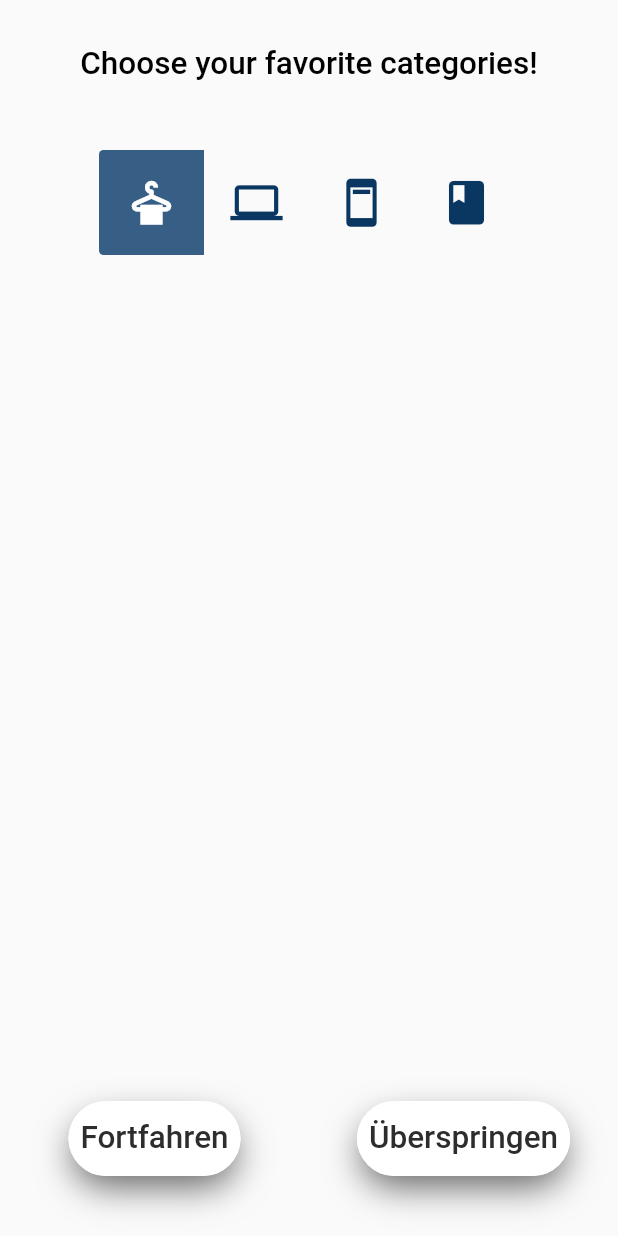
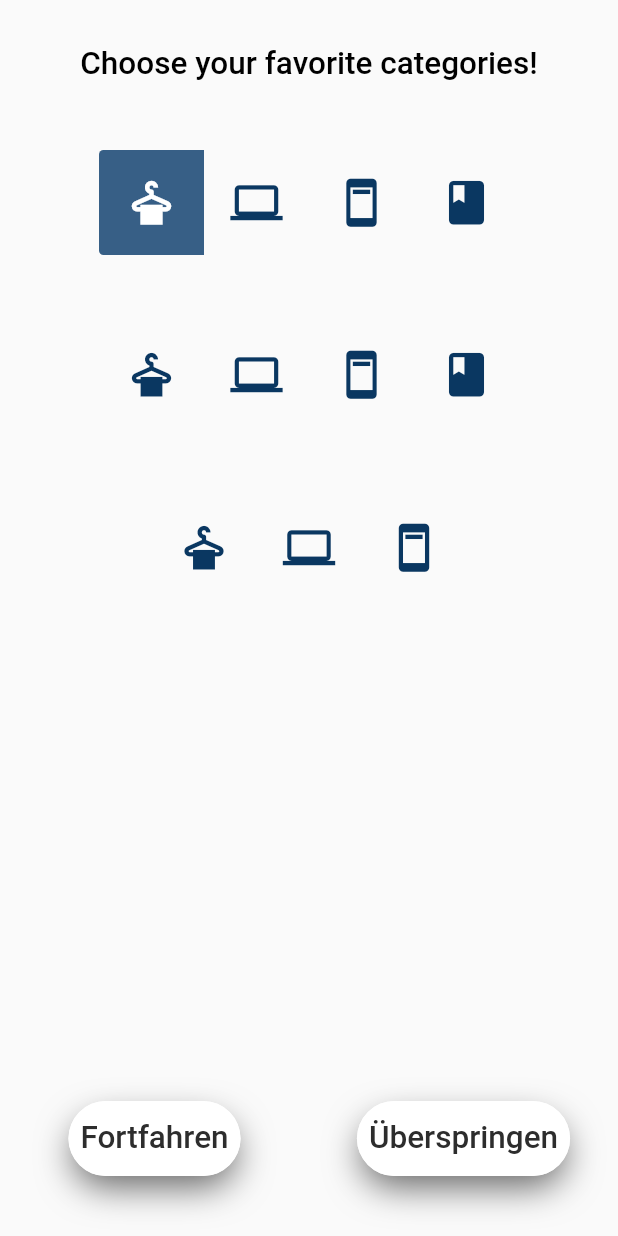
Before and after one commit to dimitarKolev99/flutter_project, a Flutter app: the screen it shows after launch, after a tap on the "dry cleaning" icon, on a phone screen of 412 x 824 dp. Run offline on Flutter 3.47's test engine with Material 2 defaults, Android fonts, the phone set to English and light mode, and no system bars; our stand-ins replace flutter_local_notifications, google_fonts, line_awesome_flutter, mobx, shared_preferences, timezone; network calls fail.

Commit message:
add more categories

```diff
--- a/lib/view/welcome_screen.dart
+++ b/lib/view/welcome_screen.dart
@@ -24,7 +24,9 @@ class WelcomePage extends StatefulWidget {
 }
 
 class _WelcomePageState extends State<WelcomePage> {
-  List<bool> isSelected = [false, false, false, false];
+  List<bool> isSelected1 = [false, false, false, false];
+  List<bool> isSelected2 = [false, false, false, false];
+  List<bool> isSelected3 = [false, false, false];
   late bool _isButtonDisabled;
 
   @override
@@ -74,18 +76,18 @@ class _WelcomePageState extends State<WelcomePage> {
                       ],
                       onPressed: (int index) {
                         int count = 0;
-                        isSelected.forEach((bool val) {
+                        isSelected1.forEach((bool val) {
                           if (val) count++;
                         });
 
-                        if (isSelected[index] && count < 1) {
+                        if (isSelected1[index] && count < 1) {
                           _isButtonDisabled = true;
                           return;
                         }
 
                         setState(() {
-                          isSelected[index] = !isSelected[index];
-                          if (count <= 1 && !isSelected[index]) {
+                          isSelected1[index] = !isSelected1[index];
+                          if (count <= 1 && !isSelected1[index]) {
                             _isButtonDisabled = true;
                           } else {
                             _isButtonDisabled = false;
@@ -94,10 +96,103 @@ class _WelcomePageState extends State<WelcomePage> {
                       },
                       renderBorder: false,
                       constraints: BoxConstraints(minWidth: 70, minHeight: 70),
-                      isSelected: isSelected,
+                      isSelected: isSelected1,
                     ),
                   ],
                 )),
+
+                const SizedBox(height: 45),
+
+                Container(
+                    child: Row(
+                      mainAxisAlignment: MainAxisAlignment.spaceEvenly,
+                      children: <Widget>[
+                        ToggleButtons(
+                          color: ThemeChanger.navBarColor,
+                          borderColor: ThemeChanger.navBarColor,
+                          fillColor: ThemeChanger.lightBlue,
+                          borderWidth: 2,
+                          selectedBorderColor: ThemeChanger.navBarColor,
+                          selectedColor: Colors.white,
+                          borderRadius: BorderRadius.circular(4),
+                          children: const <Widget>[
+                            Icon(Icons.dry_cleaning, size: 35),
+                            Icon(Icons.laptop, size: 35),
+                            Icon(Icons.ad_units, size: 35),
+                            Icon(Icons.book, size: 35),
+                          ],
+                          onPressed: (int index) {
+                            int count = 0;
+                            isSelected2.forEach((bool val) {
+                              if (val) count++;
+                            });
+
+                            if (isSelected2[index] && count < 1) {
+                              _isButtonDisabled = true;
+                              return;
+                            }
+
+                            setState(() {
+                              isSelected2[index] = !isSelected2[index];
+                              if (count <= 1 && !isSelected2[index]) {
+                                _isButtonDisabled = true;
+                              } else {
+                                _isButtonDisabled = false;
+                              }
+                            });
+                          },
+                          renderBorder: false,
+                          constraints: BoxConstraints(minWidth: 70, minHeight: 70),
+                          isSelected: isSelected2,
+                        ),
+                      ],
+                    )),
+
+                const SizedBox(height: 45),
+
+                Container(
+                    child: Row(
+                      mainAxisAlignment: MainAxisAlignment.spaceEvenly,
+                      children: <Widget>[
+                        ToggleButtons(
+                          color: ThemeChanger.navBarColor,
+                          borderColor: ThemeChanger.navBarColor,
+                          fillColor: ThemeChanger.lightBlue,
+                          borderWidth: 2,
+                          selectedBorderColor: ThemeChanger.navBarColor,
+                          selectedColor: Colors.white,
+                          borderRadius: BorderRadius.circular(4),
+                          children: const <Widget>[
+                            Icon(Icons.dry_cleaning, size: 35),
+                            Icon(Icons.laptop, size: 35),
+                            Icon(Icons.ad_units, size: 35),
+                          ],
+                          onPressed: (int index) {
+                            int count = 0;
+                            isSelected3.forEach((bool val) {
+                              if (val) count++;
+                            });
+
+                            if (isSelected3[index] && count < 1) {
+                              _isButtonDisabled = true;
+                              return;
+                            }
+
+                            setState(() {
+                              isSelected3[index] = !isSelected3[index];
+                              if (count <= 1 && !isSelected3[index]) {
+                                _isButtonDisabled = true;
+                              } else {
+                                _isButtonDisabled = false;
+                              }
+                            });
+                          },
+                          renderBorder: false,
+                          constraints: BoxConstraints(minWidth: 70, minHeight: 70),
+                          isSelected: isSelected3,
+                        ),
+                      ],
+                    )),
               ]),
             ),
             Row(
```
